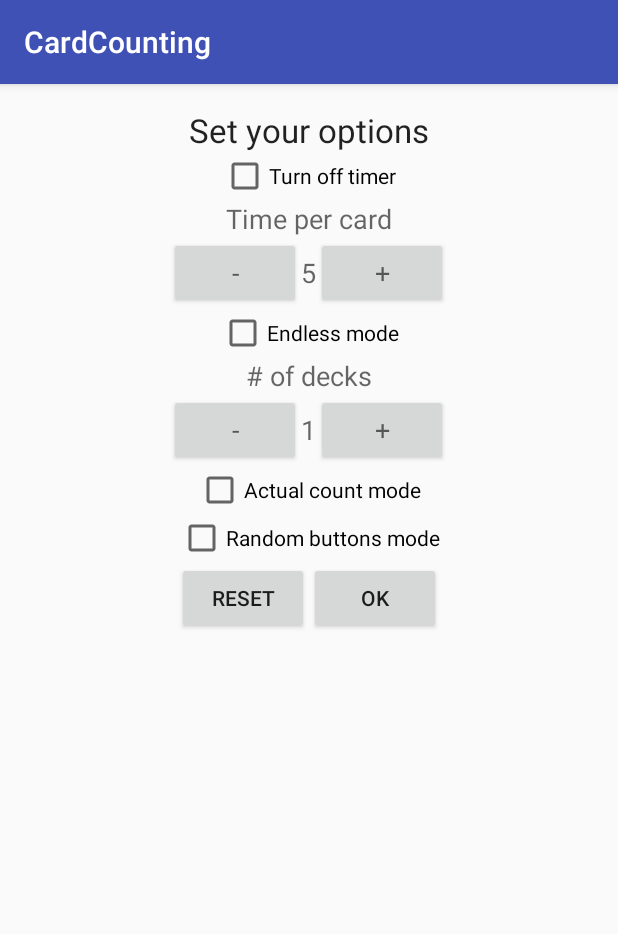
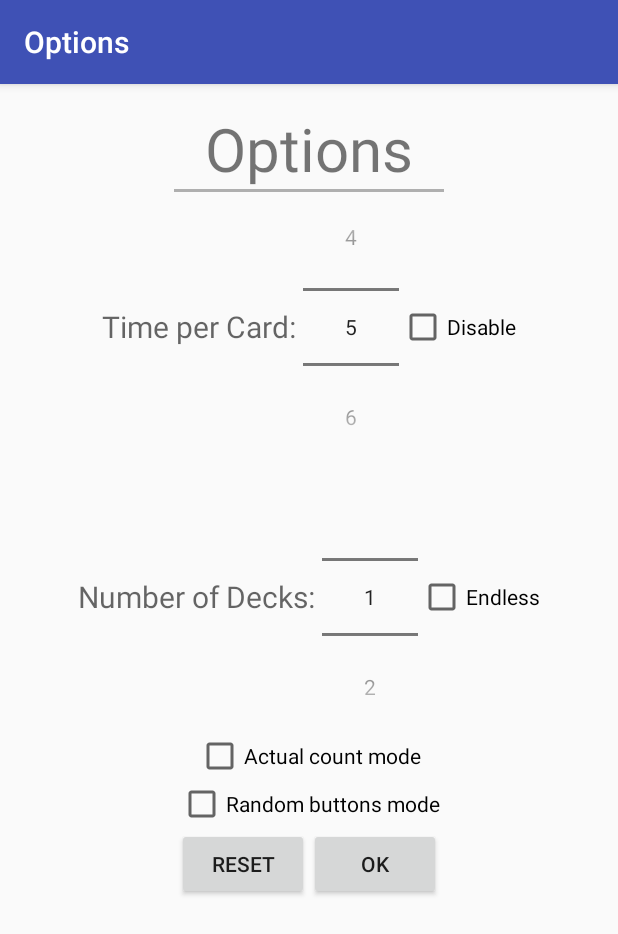
Before and after one commit to jgee67/CardCounting, an Android app: the OptionsActivity screen opened directly, with no data from a screen before it, on a phone screen of 412 x 824 dp. Shown: the top 934 px of the screen. Run offline under Robolectric (Android 15) with nearby library versions, the phone set to English and light mode, and no system bars.

Commit message:
Switch around layout and change to pickers (basic)

```diff
--- a/app/src/main/java/edu/ucsb/cs/cs190i/jgee/cardcounting/OptionsActivity.java
+++ b/app/src/main/java/edu/ucsb/cs/cs190i/jgee/cardcounting/OptionsActivity.java
@@ -7,6 +7,7 @@ import android.view.View;
 import android.widget.Button;
 import android.widget.CheckBox;
 import android.widget.CompoundButton;
+import android.widget.NumberPicker;
 import android.widget.TextView;
 import android.widget.Toast;
 
@@ -19,18 +20,15 @@ public class OptionsActivity extends AppCompatActivity {
 
     private static CheckBox timer_off_cb;
     private static TextView time_option_tv;
-    private static TextView time_per_card_tv;
-    private static Button time_plus_btn;
-    private static Button time_minus_btn;
     private static CheckBox endless_mode_cb;
     private static TextView deck_option_tv;
-    private static TextView deck_count_tv;
-    private static Button deck_plus_btn;
-    private static Button deck_minus_btn;
     private static CheckBox actual_count_cb;
     private static CheckBox random_buttons_cb;
     private static Button ok_btn;
     private static Button reset_btn;
+    private static View div;
+    private static NumberPicker time_picker;
+    private static NumberPicker deck_picker;
 
     private long timePerCard;
     private static int numDecks;
@@ -45,23 +43,49 @@ public class OptionsActivity extends AppCompatActivity {
         super.onCreate(savedInstanceState);
         setContentView(R.layout.activity_options);
         Toolbar toolbar = (Toolbar) findViewById(R.id.toolbar);
-        toolbar.setTitle(R.string.app_name);
+        toolbar.setTitle(R.string.title_activity_options);
         setSupportActionBar(toolbar);
 
         timer_off_cb = (CheckBox) findViewById(R.id.timer_off_cb);
         time_option_tv = (TextView) findViewById(R.id.time_option_tv);
-        time_per_card_tv = (TextView) findViewById(R.id.time_per_card_tv);
-        time_plus_btn = (Button) findViewById(R.id.time_plus_btn);
-        time_minus_btn = (Button) findViewById(R.id.time_minus_btn);
         endless_mode_cb = (CheckBox) findViewById(R.id.endless_mode_cb);
         deck_option_tv = (TextView) findViewById(R.id.deck_option_tv);
-        deck_count_tv = (TextView) findViewById(R.id.deck_count_tv);
-        deck_plus_btn = (Button) findViewById(R.id.deck_plus_btn);
-        deck_minus_btn = (Button) findViewById(R.id.deck_minus_btn);
         actual_count_cb = (CheckBox) findViewById(R.id.actual_count_cb);
         random_buttons_cb = (CheckBox) findViewById(R.id.random_buttons_cb);
         ok_btn = (Button) findViewById(R.id.ok_btn);
         reset_btn = (Button) findViewById(R.id.reset_btn);
+        div = (View) findViewById(R.id.div);
+        div.setBackgroundColor(time_option_tv.getTextColors().getDefaultColor());
+        div.setAlpha((float) 0.5);
+
+
+        time_picker = (NumberPicker) findViewById(R.id.time_picker);
+        time_picker.setDescendantFocusability(NumberPicker.FOCUS_BLOCK_DESCENDANTS);
+        time_picker.setMinValue(1);
+        time_picker.setMaxValue(10);
+        time_picker.setValue(5);
+        time_picker.setWrapSelectorWheel(false);
+        time_picker.setOnValueChangedListener(new NumberPicker.OnValueChangeListener() {
+            @Override
+            public void onValueChange(NumberPicker picker, int oldVal, int newVal) {
+                timePerCard = newVal;
+            }
+        });
+
+
+        deck_picker = (NumberPicker) findViewById(R.id.deck_picker);
+        deck_picker.setDescendantFocusability(NumberPicker.FOCUS_BLOCK_DESCENDANTS);
+        deck_picker.setMinValue(1);
+        deck_picker.setMaxValue(10);
+        deck_picker.setValue(1);
+        deck_picker.setWrapSelectorWheel(false);
+        deck_picker.setOnValueChangedListener(new NumberPicker.OnValueChangeListener() {
+            @Override
+            public void onValueChange(NumberPicker picker, int oldVal, int newVal) {
+                numDecks = newVal;
+            }
+        });
+
 
         setupOnCheckChangeListeners();
         setDefaultValues();
@@ -74,16 +98,12 @@ public class OptionsActivity extends AppCompatActivity {
             public void onCheckedChanged(CompoundButton buttonView, boolean isChecked) {
                 if (isChecked) {
                     isTimerOffMode = true;
-                    time_per_card_tv.setEnabled(false);
                     time_option_tv.setEnabled(false);
-                    time_plus_btn.setEnabled(false);
-                    time_minus_btn.setEnabled(false);
+                    time_picker.setEnabled(false);
                 } else {
                     isTimerOffMode = false;
-                    time_per_card_tv.setEnabled(true);
                     time_option_tv.setEnabled(true);
-                    time_plus_btn.setEnabled(true);
-                    time_minus_btn.setEnabled(true);
+                    time_picker.setEnabled(true);
                 }
             }
         });
@@ -92,16 +112,10 @@ public class OptionsActivity extends AppCompatActivity {
             public void onCheckedChanged(CompoundButton buttonView, boolean isChecked) {
                 if(isChecked) {
                     isEndlessMode = true;
-                    deck_count_tv.setEnabled(false);
-                    deck_option_tv.setEnabled(false);
-                    deck_plus_btn.setEnabled(false);
-                    deck_minus_btn.setEnabled(false);
+                    deck_picker.setEnabled(false);
                 } else {
                     isEndlessMode = false;
-                    deck_count_tv.setEnabled(true);
-                    deck_option_tv.setEnabled(true);
-                    deck_plus_btn.setEnabled(true);
-                    deck_minus_btn.setEnabled(true);
+                    deck_picker.setEnabled(true);
                 }
             }
         });
@@ -127,35 +141,32 @@ public class OptionsActivity extends AppCompatActivity {
         isEndlessMode = false;
         isRandomizeButtonsMode = false;
         isActualCountMode = false;
-        time_per_card_tv.setText(timePerCard + "");
-        deck_count_tv.setText(numDecks + "");
+//        time_per_card_tv.setText(timePerCard + "");
     }
 
     // OnClick method for time plus button
     public void onTimePlusClick(View v) {
         if(timePerCard < TIME_PER_CARD_MAX)
             timePerCard++;
-        time_per_card_tv.setText(timePerCard + "");
+//        time_per_card_tv.setText(timePerCard + "");
     }
 
     // OnClick method for time minus button
     public void onTimeMinusClick(View v) {
         if(timePerCard > TIME_PER_CARD_MIN)
         timePerCard--;
-        time_per_card_tv.setText(timePerCard + "");
+//        time_per_card_tv.setText(timePerCard + "");
     }
 
     // OnClick method for deck plus button
     public void onDeckPlusClick(View v) {
         numDecks++;
-        deck_count_tv.setText(numDecks + "");
     }
 
     // OnClick method for deck minus button
     public void onDeckMinusClick(View v) {
         if(numDecks > NUM_DECKS_DEFAULT)
             numDecks--;
-        deck_count_tv.setText(numDecks + "");
     }
 
     // OnClick method for reset button - set options to default
--- a/app/src/main/res/layout/content_options.xml
+++ b/app/src/main/res/layout/content_options.xml
@@ -8,113 +8,86 @@
     android:paddingLeft="@dimen/activity_horizontal_margin"
     android:paddingRight="@dimen/activity_horizontal_margin"
     android:paddingTop="@dimen/activity_vertical_margin"
-    android:orientation="vertical"
     app:layout_behavior="@string/appbar_scrolling_view_behavior"
     tools:context="edu.ucsb.cs.cs190i.jgee.cardcounting.OptionsActivity"
-    tools:showIn="@layout/activity_options">
+    tools:showIn="@layout/activity_options"
+    android:orientation="vertical">
 
     <TextView
         android:layout_width="wrap_content"
         android:layout_height="wrap_content"
-        android:textAppearance="?android:attr/textAppearanceLarge"
-        android:text="@string/option_tv"
-        android:id="@+id/options_tv"
-        android:layout_gravity="center_horizontal" />
+        android:text="Options"
+        android:textSize="40dp"
+        android:layout_gravity="center_horizontal"/>
 
-    <CheckBox
-        android:layout_width="wrap_content"
-        android:layout_height="wrap_content"
-        android:text="@string/timer_off_cb"
-        android:id="@+id/timer_off_cb"
-        android:checked="false"
-        android:layout_gravity="center_horizontal" />
+    <View
+        android:layout_width="match_parent"
+        android:layout_height="2dp"
+        android:id="@+id/div"
+        android:layout_marginEnd="100dp"
+        android:layout_marginStart="100dp"/>
 
-    <TextView
-        android:layout_width="wrap_content"
-        android:layout_height="wrap_content"
-        android:textAppearance="?android:attr/textAppearanceMedium"
-        android:text="@string/time_option_tv"
-        android:id="@+id/time_option_tv"
-        android:layout_gravity="center_horizontal" />
 
     <LinearLayout
-        android:orientation="horizontal"
         android:layout_width="match_parent"
         android:layout_height="wrap_content"
-        android:id="@+id/time_layout"
-        android:weightSum="1"
-        android:gravity="center_horizontal">
-
-        <Button
-            android:layout_width="wrap_content"
-            android:layout_height="wrap_content"
-            android:id="@+id/time_minus_btn"
-            android:text="@string/minus_btn"
-            android:textAppearance="?android:attr/textAppearanceMedium"
-            android:onClick="onTimeMinusClick"/>
+        android:id="@+id/timer_options_body"
+        android:orientation="horizontal"
+        android:gravity="center">
 
         <TextView
             android:layout_width="wrap_content"
             android:layout_height="wrap_content"
             android:textAppearance="?android:attr/textAppearanceMedium"
-            android:id="@+id/time_per_card_tv" />
+            android:text="@string/time_option_tv"
+            android:textSize="20sp"
+            android:id="@+id/time_option_tv" />
 
-        <Button
+        <NumberPicker
             android:layout_width="wrap_content"
             android:layout_height="wrap_content"
-            android:id="@+id/time_plus_btn"
-            android:text="@string/plus_btn"
-            android:textAppearance="?android:attr/textAppearanceMedium"
-            android:onClick="onTimePlusClick"/>
+            android:id="@+id/time_picker"
+            android:layout_margin="0dp"
+            android:padding="0dp"/>
 
+        <CheckBox
+            android:layout_width="wrap_content"
+            android:layout_height="wrap_content"
+            android:text="@string/timer_off_cb"
+            android:id="@+id/timer_off_cb"
+            android:checked="false"/>
 
     </LinearLayout>
 
-    <CheckBox
-        android:layout_width="wrap_content"
-        android:layout_height="wrap_content"
-        android:text="@string/endless_mode_cb"
-        android:id="@+id/endless_mode_cb"
-        android:checked="false"
-        android:layout_gravity="center_horizontal" />
-
-    <TextView
-        android:layout_width="wrap_content"
-        android:layout_height="wrap_content"
-        android:textAppearance="?android:attr/textAppearanceMedium"
-        android:text="@string/deck_option_tv"
-        android:id="@+id/deck_option_tv"
-        android:layout_gravity="center_horizontal" />
-
     <LinearLayout
-        android:orientation="horizontal"
         android:layout_width="match_parent"
         android:layout_height="wrap_content"
-        android:id="@+id/deck_layout"
-        android:weightSum="1"
-        android:gravity="center_horizontal">
-
-        <Button
-            android:layout_width="wrap_content"
-            android:layout_height="wrap_content"
-            android:id="@+id/deck_minus_btn"
-            android:text="@string/minus_btn"
-            android:textAppearance="?android:attr/textAppearanceMedium"
-            android:onClick="onDeckMinusClick"/>
+        android:id="@+id/card_options_body"
+        android:orientation="horizontal"
+        android:gravity="center">
 
         <TextView
             android:layout_width="wrap_content"
             android:layout_height="wrap_content"
             android:textAppearance="?android:attr/textAppearanceMedium"
-            android:id="@+id/deck_count_tv" />
+            android:text="@string/deck_option_tv"
+            android:textSize="20sp"
+            android:id="@+id/deck_option_tv"/>
 
-        <Button
+        <NumberPicker
             android:layout_width="wrap_content"
             android:layout_height="wrap_content"
-            android:id="@+id/deck_plus_btn"
-            android:text="@string/plus_btn"
-            android:textAppearance="?android:attr/textAppearanceMedium"
-            android:onClick="onDeckPlusClick" />
+            android:id="@+id/deck_picker"
+            android:layout_margin="0dp"
+            android:padding="0dp"/>
+
+        <CheckBox
+            android:layout_width="wrap_content"
+            android:layout_height="wrap_content"
+            android:text="@string/endless_mode_cb"
+            android:id="@+id/endless_mode_cb"
+            android:checked="false" />
+
     </LinearLayout>
 
     <CheckBox
--- a/app/src/main/res/values/strings.xml
+++ b/app/src/main/res/values/strings.xml
@@ -1,17 +1,17 @@
 <resources>
     <string name="app_name">CardCounting</string>
     <string name="action_settings">Settings</string>
-    <string name="title_activity_counting">CountingActivity</string>
-    <string name="title_activity_options">OptionsActivity</string>
+    <string name="title_activity_counting">Counting</string>
+    <string name="title_activity_options">Options</string>
 
 
-    <string name="option_tv">Set your options</string>
-    <string name="timer_off_cb">Turn off timer</string>
-    <string name="time_option_tv">Time per card</string>
-    <string name="deck_option_tv"># of decks</string>
-    <string name="plus_btn">+</string>
-    <string name="minus_btn">-</string>
-    <string name="endless_mode_cb">Endless mode</string>
+    <string name="option_tv">Timer</string>
+    <string name="timer_off_cb">Disable</string>
+    <string name="time_option_tv">"Time per Card: "</string>
+    <string name="deck_option_tv">"Number of Decks: "</string>
+    <string name="plus_btn">^</string>
+    <string name="minus_btn">v</string>
+    <string name="endless_mode_cb">Endless</string>
     <string name="actual_count_cb">Actual count mode</string>
     <string name="random_buttons_cb">Random buttons mode</string>
     <string name="ok_btn">OK</string>
```
